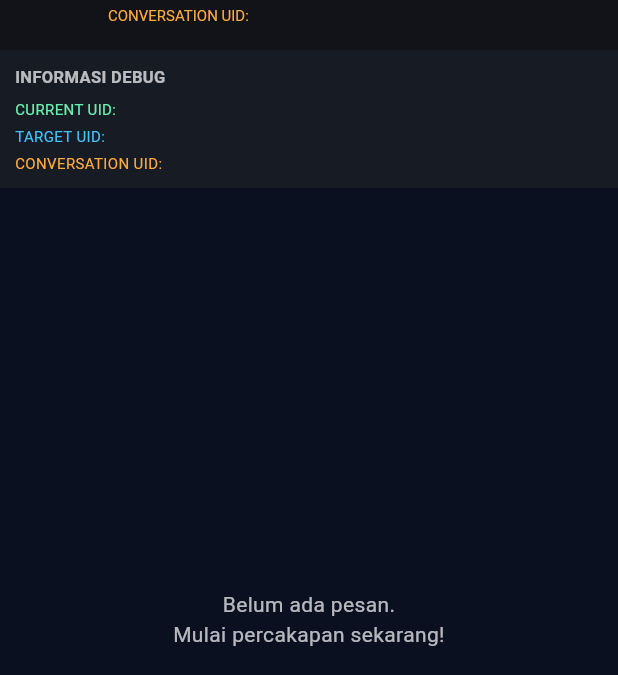
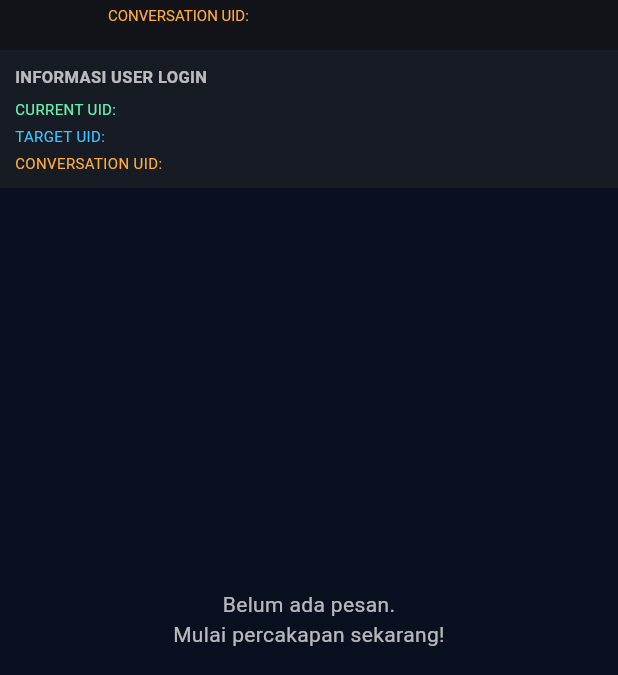
Before and after one commit to andikarafon/secure_talk_and_chat, a Flutter app: the ChatPage screen opened directly with empty values, on a phone screen of 412 x 824 dp, the part 85-760 px from its top. Run offline on Flutter 3.47's test engine with Material 3 defaults, Android fonts, the phone set to English and light mode, and no system bars; our stand-ins replace cloud_firestore, firebase_auth, firebase_core, google_sign_in; accounts and stored records are empty.

```diff
--- a/lib/screens/chat_page.dart
+++ b/lib/screens/chat_page.dart
@@ -102,7 +102,7 @@ class _ChatPageState extends State<ChatPage> {
         crossAxisAlignment: CrossAxisAlignment.start,
         children: [
           const Text(
-            'INFORMASI DEBUG',
+            'INFORMASI USER LOGIN',
             style: TextStyle(
               color: Colors.white70,
               fontSize: 11,
--- a/lib/screens/users_page.dart
+++ b/lib/screens/users_page.dart
@@ -72,7 +72,7 @@ class _UsersPageState extends State<UsersPage> {
         crossAxisAlignment: CrossAxisAlignment.start,
         children: [
           const Text(
-            'INFORMASI DEBUG',
+            'INFORMASI USER',
             style: TextStyle(
               color: Colors.white,
               fontWeight: FontWeight.bold,
@@ -85,11 +85,11 @@ class _UsersPageState extends State<UsersPage> {
             style: const TextStyle(color: Colors.greenAccent, fontSize: 11),
           ),
           const SizedBox(height: 4),
-          const Text(
-            'Pilih pengguna untuk melihat TARGET UID '
-            'dan CONVERSATION UID.',
-            style: TextStyle(color: Colors.white70, fontSize: 11),
-          ),
+          // const Text(
+          //   'Pilih pengguna untuk melihat TARGET UID '
+          //   'dan CONVERSATION UID.',
+          //   style: TextStyle(color: Colors.white70, fontSize: 11),
+          // ),
         ],
       ),
     );
```
Also changed, not shown: pubspec.yaml (+13 -0 lines), assets/icons/app_icon.png (added), assets/icons/app_icon2.png (added), pubspec.lock, 12 other files.
